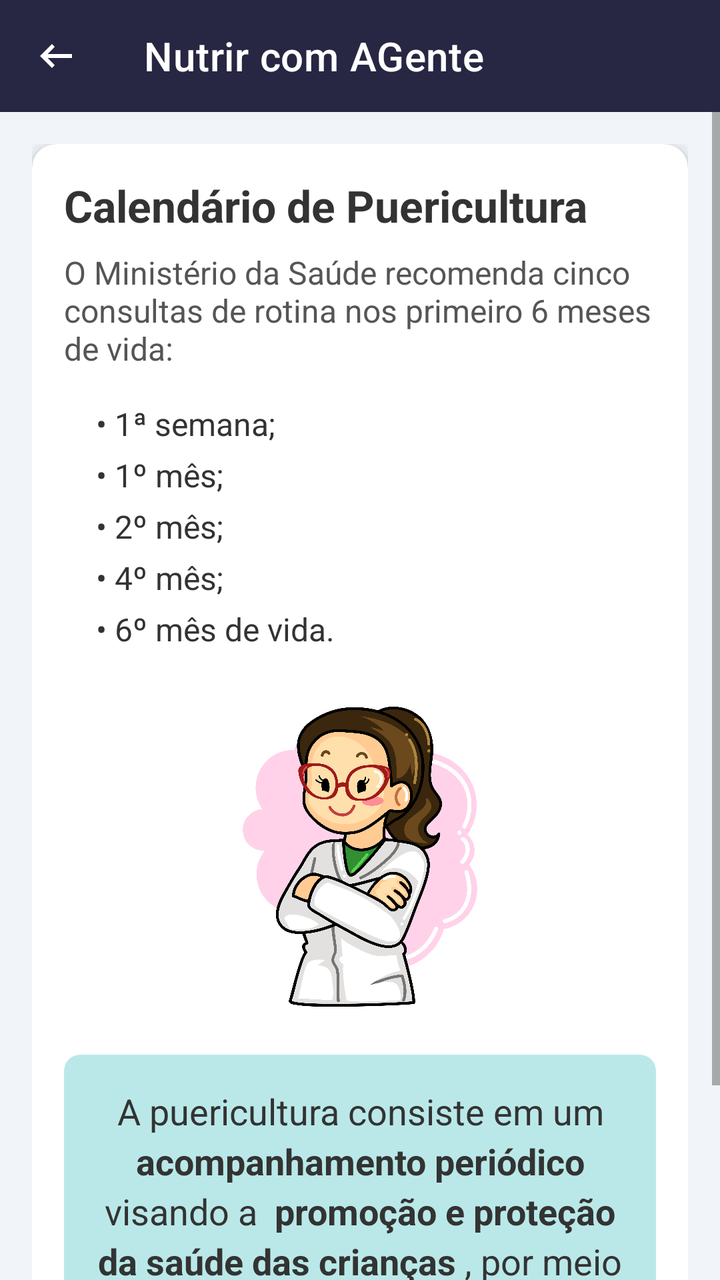
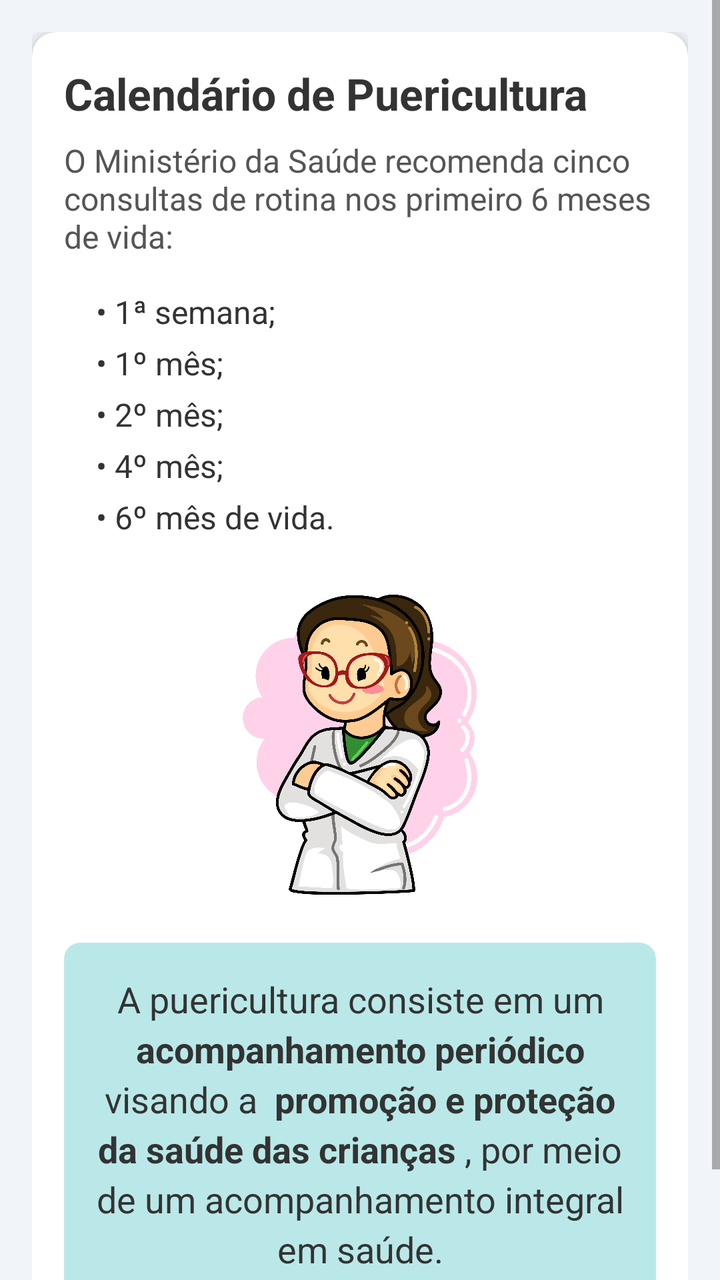

The first picture is an Android layout as it rendered before a commit; the second is the same layout after the commit. The layout source and the unified diff follow.
<!-- AndroidManifest.xml: application theme Theme.NutrirAGente -->
<!-- res/layout/calendario.xml -->
<?xml version="1.0" encoding="utf-8"?>
<androidx.constraintlayout.widget.ConstraintLayout xmlns:android="http://schemas.android.com/apk/res/android"
    xmlns:app="http://schemas.android.com/apk/res-auto"
    xmlns:tools="http://schemas.android.com/tools"
    android:layout_width="match_parent"
    android:layout_height="match_parent"
    android:background="@color/gray">

    <com.google.android.material.appbar.MaterialToolbar
        android:id="@+id/toolbar"
        android:layout_width="0dp"
        android:layout_height="?attr/actionBarSize"
        android:background="@color/blue_toolbar"
        app:layout_constraintEnd_toEndOf="parent"
        app:layout_constraintStart_toStartOf="parent"
        app:layout_constraintTop_toTopOf="parent"
        app:navigationIcon="@drawable/ic_arrow_back"
        app:title="Nutrir com AGente"
        app:titleTextColor="@android:color/white" />

    <ScrollView
        android:layout_width="0dp"
        android:layout_height="0dp"
        app:layout_constraintTop_toBottomOf="@id/toolbar"
        app:layout_constraintBottom_toBottomOf="parent"
        app:layout_constraintStart_toStartOf="parent"
        app:layout_constraintEnd_toEndOf="parent">

        <LinearLayout
            android:layout_width="wrap_content"
            android:layout_height="wrap_content"
            android:orientation="vertical"
            android:padding="16dp">

        <androidx.cardview.widget.CardView
            android:layout_width="match_parent"
            android:layout_height="wrap_content"
            app:cardCornerRadius="12dp"
            app:cardElevation="4dp"
            android:layout_marginBottom="16dp">

        <LinearLayout
            android:layout_width="match_parent"
            android:layout_height="wrap_content"
            android:orientation="vertical"
            android:padding="16dp">

            <TextView
                android:id="@+id/tv_title"
                android:layout_width="wrap_content"
                android:layout_height="wrap_content"
                android:text="Calendário de Puericultura"
                android:textColor="#333333"
                android:textSize="22sp"
                android:textStyle="bold" />

            <TextView
                android:id="@+id/tv_subtitle"
                android:layout_width="wrap_content"
                android:layout_height="wrap_content"
                android:layout_marginTop="8dp"
                android:text="O Ministério da Saúde recomenda cinco consultas de rotina nos primeiro 6 meses de vida:"
                android:textColor="#555555"
                android:textSize="16sp" />

            <LinearLayout
                android:layout_width="match_parent"
                android:layout_height="wrap_content"
                android:orientation="vertical"
                android:layout_marginTop="16dp"
                android:layout_marginStart="16dp">

                <TextView
                    style="@style/ListItemTextStyle"
                    android:text="• 1ª semana;" />

                <TextView
                    style="@style/ListItemTextStyle"
                    android:text="• 1º mês;" />

                <TextView
                    style="@style/ListItemTextStyle"
                    android:text="• 2º mês;" />

                <TextView
                    style="@style/ListItemTextStyle"
                    android:text="• 4º mês;" />

                <TextView
                    style="@style/ListItemTextStyle"
                    android:text="• 6º mês de vida." />
            </LinearLayout>

            <ImageView
                android:id="@+id/iv_doctor"
                android:layout_width="150dp"
                android:layout_height="150dp"
                android:layout_gravity="center_horizontal"
                android:layout_marginTop="24dp"
                android:contentDescription="@string/profissional_da_saude"
                android:src="@drawable/enfermeira_1"
                app:srcCompat="@drawable/enfermeira_1" />

            <androidx.cardview.widget.CardView
                android:layout_width="match_parent"
                android:layout_height="wrap_content"
                android:layout_marginTop="24dp"
                app:cardBackgroundColor="@color/warn_blue"
                app:cardCornerRadius="8dp"
                app:cardElevation="0dp">

                <TextView
                    android:layout_width="match_parent"
                    android:layout_height="wrap_content"
                    android:padding="16dp"
                    android:text="@string/puericultura_1"
                    android:textColor="@color/color_text_black"
                    android:gravity="center"
                    android:textSize="18sp"
                    android:lineSpacingExtra="4dp"/>

            </androidx.cardview.widget.CardView>

        </LinearLayout>

        </androidx.cardview.widget.CardView>

        </LinearLayout>
    </ScrollView>


</androidx.constraintlayout.widget.ConstraintLayout>
<!-- resources referenced by this layout -->
<resources>
  <color name="blue_toolbar">#272643</color>
  <color name="color_text_black">#333333</color>
  <color name="gray">#F1F4F8</color>
  <color name="warn_blue">#FFBAE8E8</color>
  <!-- drawable enfermeira_1: png bitmap (drawable, 366324 bytes) -->
  <!-- drawable ic_arrow_back (drawable) -->
  <vector xmlns:android="http://schemas.android.com/apk/res/android" android:autoMirrored="true" android:height="24dp" android:tint="@color/white" android:viewportHeight="960" android:viewportWidth="960" android:width="24dp">
        
      <path android:fillColor="@android:color/white" android:pathData="M400,720L160,480L400,240L456,298L314,440L800,440L800,520L314,520L456,662L400,720Z"/>
      
  </vector>
  <string name="profissional_da_saude">Ilustração de uma profissional de saúde</string>
  <string name="puericultura_1">A puericultura consiste em um <b> acompanhamento periódico </b> visando a <b> promoção e proteção da saúde das crianças </b>, por meio de um acompanhamento integral em saúde.</string>
  <style name="ListItemTextStyle">
          <item name="android:layout_width">wrap_content</item>
          <item name="android:layout_height">wrap_content</item>
          <item name="android:textColor">#333333</item>
          <item name="android:statusBarColor"> @color/blue_toolbar</item>
          <item name="android:navigationBarColor"> @color/blue_toolbar </item>
          <item name="android:textSize">16sp</item>
          <item name="android:layout_marginBottom">4dp</item>
      </style>
  <style name="Theme.NutrirAGente" parent="Theme.MaterialComponents.Light.NoActionBar">
          
          <item name="colorPrimary">@color/purple_500</item>
          <item name="colorPrimaryVariant">@color/blue_toolbar</item>
          <item name="colorOnPrimary">@color/white</item>
          <item name="colorOnPrimaryFixedVariant">@color/blue_toolbar</item>
          
          <item name="colorSecondary">@color/teal_200</item>
          <item name="colorSecondaryVariant">@color/teal_700</item>
          <item name="colorOnSecondary">@color/black</item>
          
          <item name="android:statusBarColor">@color/blue_toolbar</item>
          
      </style>
  <color name="white">#FFFFFFFF</color>
  <color name="purple_500">#FF6200EE</color>
  <color name="teal_200">#FF03DAC5</color>
  <color name="teal_700">#FF018786</color>
  <color name="black">#FF000000</color>
</resources>

<!-- the commit's change to res/layout/calendario.xml (unified diff, before → after) -->
@@ -6,25 +6,10 @@
     android:layout_height="match_parent"
     android:background="@color/gray">
 
-    <com.google.android.material.appbar.MaterialToolbar
-        android:id="@+id/toolbar"
-        android:layout_width="0dp"
-        android:layout_height="?attr/actionBarSize"
-        android:background="@color/blue_toolbar"
-        app:layout_constraintEnd_toEndOf="parent"
-        app:layout_constraintStart_toStartOf="parent"
-        app:layout_constraintTop_toTopOf="parent"
-        app:navigationIcon="@drawable/ic_arrow_back"
-        app:title="Nutrir com AGente"
-        app:titleTextColor="@android:color/white" />
-
     <ScrollView
-        android:layout_width="0dp"
-        android:layout_height="0dp"
-        app:layout_constraintTop_toBottomOf="@id/toolbar"
-        app:layout_constraintBottom_toBottomOf="parent"
-        app:layout_constraintStart_toStartOf="parent"
-        app:layout_constraintEnd_toEndOf="parent">
+        android:layout_width="wrap_content"
+        android:layout_height="match_parent"
+        tools:ignore="MissingConstraints">
 
         <LinearLayout
             android:layout_width="wrap_content"
<!-- resource entries referenced after the edit -->
@@ -5,12 +5,6 @@
   <color name="gray">#F1F4F8</color>
   <color name="warn_blue">#FFBAE8E8</color>
   <!-- drawable enfermeira_1: png bitmap (drawable, 366324 bytes) -->
-  <!-- drawable ic_arrow_back (drawable) -->
-  <vector xmlns:android="http://schemas.android.com/apk/res/android" android:autoMirrored="true" android:height="24dp" android:tint="@color/white" android:viewportHeight="960" android:viewportWidth="960" android:width="24dp">
-        
-      <path android:fillColor="@android:color/white" android:pathData="M400,720L160,480L400,240L456,298L314,440L800,440L800,520L314,520L456,662L400,720Z"/>
-      
-  </vector>
   <string name="profissional_da_saude">Ilustração de uma profissional de saúde</string>
   <string name="puericultura_1">A puericultura consiste em um <b> acompanhamento periódico </b> visando a <b> promoção e proteção da saúde das crianças </b>, por meio de um acompanhamento integral em saúde.</string>
   <style name="ListItemTextStyle">
